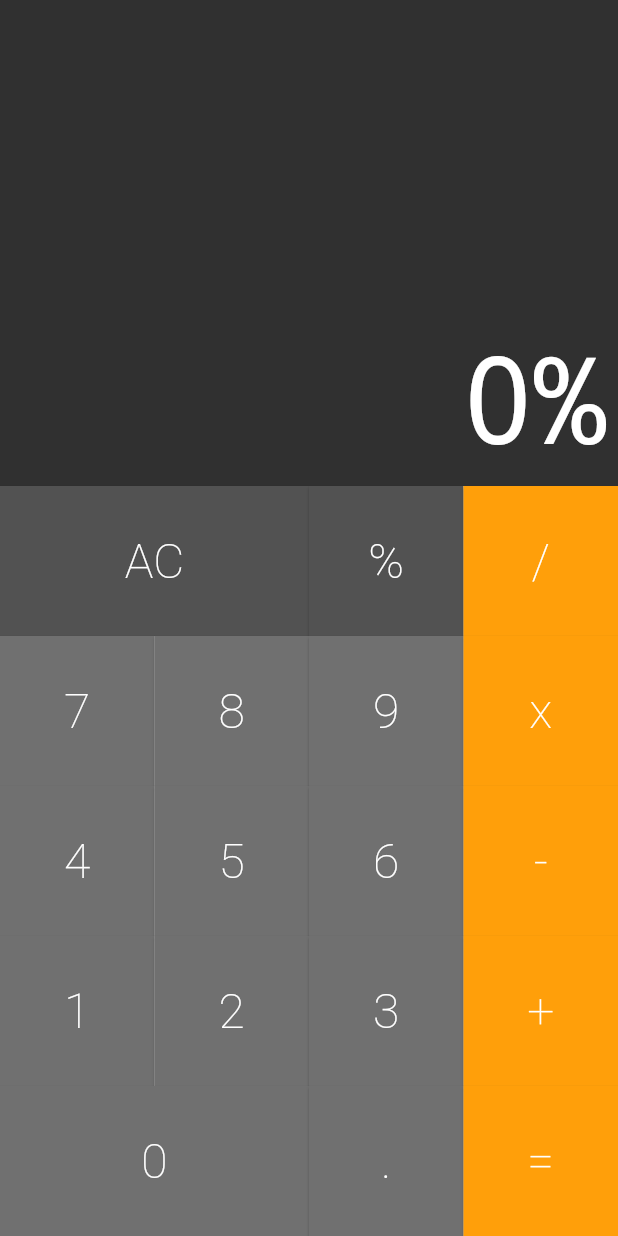
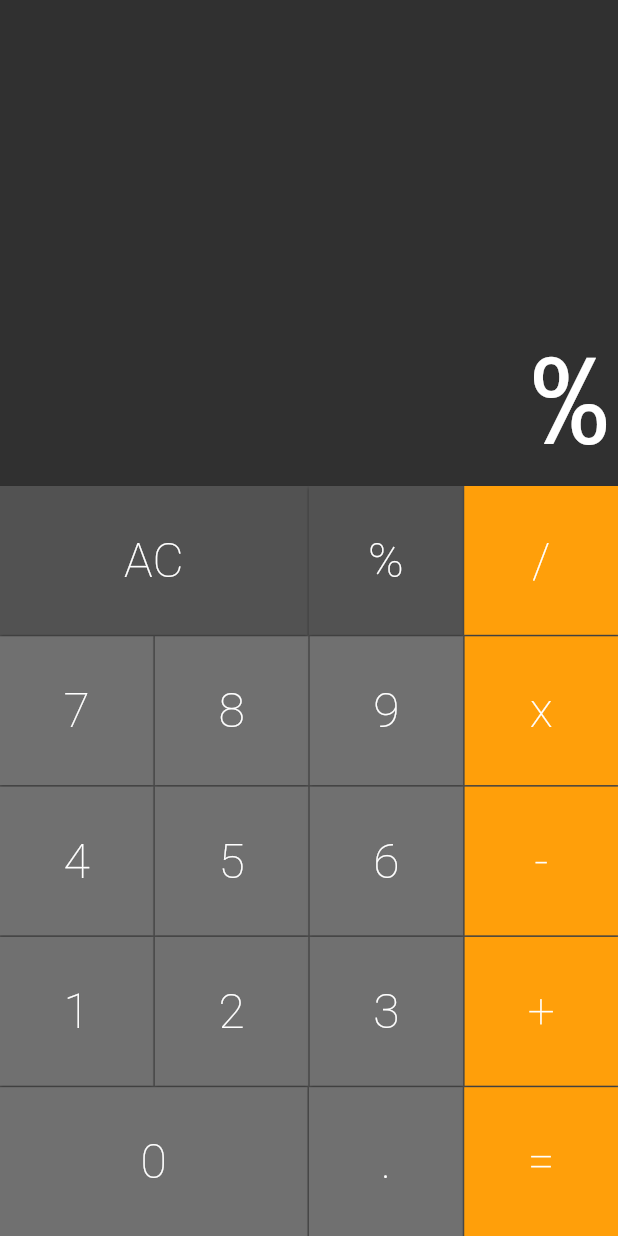
Before and after one commit to manuelcardoso5005/calculadora-phone, a Flutter app: the screen it shows after launch, after a tap on an icon or button, on a phone screen of 412 x 824 dp. Run offline on Flutter 3.47's test engine with Material 3 defaults, Android fonts, the phone set to English and light mode, and no system bars; drawn by our look-alikes of auto_size_text.

Commit message:
design done

```diff
--- a/lib/components/button_row.dart
+++ b/lib/components/button_row.dart
@@ -11,7 +11,10 @@ class ButtonRow extends StatelessWidget {
       flex: 1,
       child: Row(
         crossAxisAlignment: CrossAxisAlignment.stretch,
-        children: buttons,
+        children: buttons.fold(<Widget>[], (list, b){
+          list.isEmpty ? list.add(b) : list.addAll([SizedBox(width: 1), b]);
+          return list;
+        }),
       ),
     );
   }
--- a/lib/components/keyboard.dart
+++ b/lib/components/keyboard.dart
@@ -4,12 +4,14 @@ import 'button_row.dart';
 
 class Keyboard extends StatelessWidget {
   final void Function(String) onButtonPressed;
+  static const dark = Color.fromRGBO(82, 82, 82, 1);
   const Keyboard(this.onButtonPressed, {super.key});
 
   @override
   Widget build(BuildContext context) {
     return Container(
       height: 500,
+      color: Keyboard.dark,
       child: Column(
         children: [
           ButtonRow([
@@ -21,24 +23,28 @@ class Keyboard extends StatelessWidget {
             Button(text: "%", color: Button.DARK, onPressed: onButtonPressed),
             Button.operation(text: "/", onPressed: onButtonPressed),
           ]),
+          SizedBox(height: 1),
           ButtonRow([
             Button(text: "7", onPressed: onButtonPressed),
             Button(text: "8", onPressed: onButtonPressed),
             Button(text: "9", onPressed: onButtonPressed),
             Button.operation(text: "x", onPressed: onButtonPressed),
           ]),
+          SizedBox(height: 1),
           ButtonRow([
             Button(text: "4", onPressed: onButtonPressed),
             Button(text: "5", onPressed: onButtonPressed),
             Button(text: "6", onPressed: onButtonPressed),
             Button.operation(text: "-", onPressed: onButtonPressed),
           ]),
+          SizedBox(height: 1),
           ButtonRow([
             Button(text: "1", onPressed: onButtonPressed),
             Button(text: "2", onPressed: onButtonPressed),
             Button(text: "3", onPressed: onButtonPressed),
             Button.operation(text: "+", onPressed: onButtonPressed),
           ]),
+          SizedBox(height: 1),
           ButtonRow([
             Button.big(text: "0", onPressed: onButtonPressed),
             Button(text: ".", onPressed: onButtonPressed),
--- a/lib/models/memory.dart
+++ b/lib/models/memory.dart
@@ -1,8 +1,19 @@
 class Memory {
   String _value = "0";
   void applyCommand(String command) {
-    // Lógica para aplicar o comando e atualizar _value
-    _value += command; // Exemplo simples: apenas define o valor como o comando
+    if (command == "AC") {
+      _allClear();
+    } else {
+      if (_value == "0") {
+        _value = command;
+      } else {
+        _value += command;
+      }
+    }
+  }
+
+  _allClear() {
+    _value = "0";
   }
 
   String get value {
```
